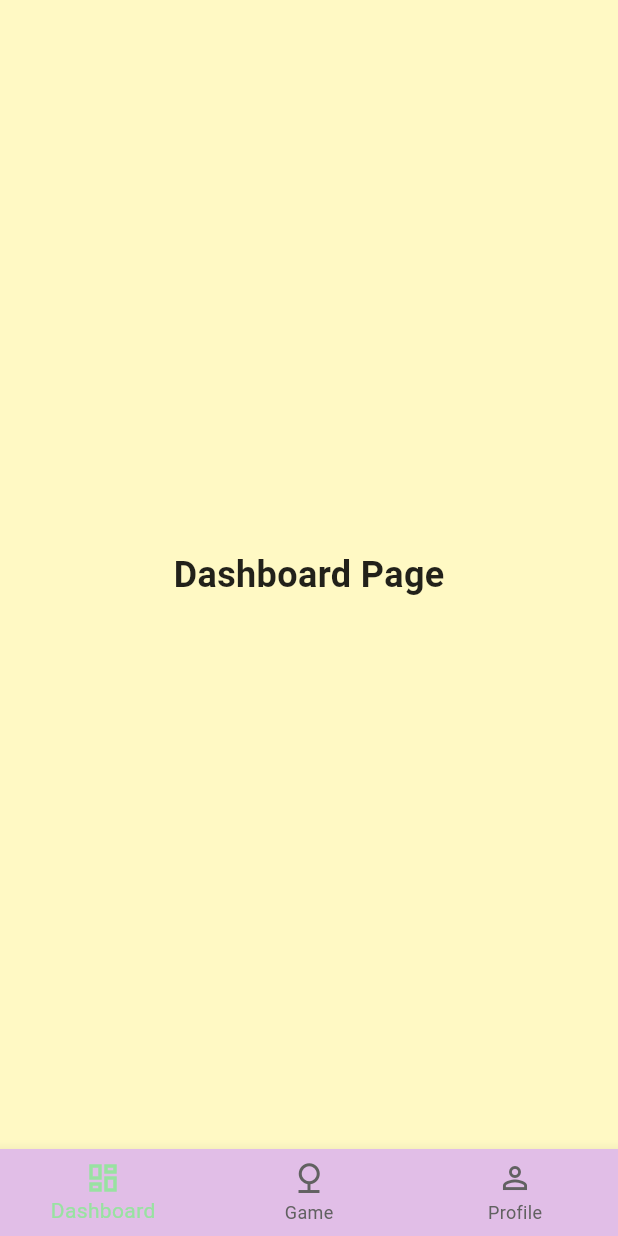
After one commit to maureensanchez99/Geaux-Hack-2025, a Flutter app: the LandingPage screen opened directly, after a tap on "Enter Game", on a phone screen of 412 x 824 dp. The commit adds this screen. Run offline on Flutter 3.47's test engine with Material 3 defaults, Android fonts, the phone set to English and light mode, and no system bars; our stand-ins replace flutter_svg; missing offline and left inert: nfc_manager; Roboto replaces fonts that are missing (Poppins).

Commit message:
added nav bar

```diff
--- /dev/null
+++ b/naturequest/lib/pages/dashboard.dart
@@ -0,0 +1,15 @@
+import 'package:flutter/material.dart';
+
+class DashboardPage extends StatelessWidget {
+  const DashboardPage({super.key});
+
+  @override
+  Widget build(BuildContext context) {
+    return const Center(
+      child: Text(
+        'Dashboard Page',
+        style: TextStyle(fontSize: 24, fontWeight: FontWeight.bold),
+      ),
+    );
+  }
+}
--- /dev/null
+++ b/naturequest/lib/pages/game.dart
@@ -0,0 +1,15 @@
+import 'package:flutter/material.dart';
+
+class GamePage extends StatelessWidget {
+  const GamePage({super.key});
+
+  @override
+  Widget build(BuildContext context) {
+    return const Center(
+      child: Text(
+        'Game Page',
+        style: TextStyle(fontSize: 24, fontWeight: FontWeight.bold),
+      ),
+    );
+  }
+}
--- a/naturequest/lib/pages/landing.dart
+++ b/naturequest/lib/pages/landing.dart
@@ -2,6 +2,7 @@ import 'package:flutter/material.dart';
 import 'package:flutter_svg/flutter_svg.dart';
 import '/../main.dart';
 import 'test.dart';
+import 'mainNavigation.dart';
 
 class LandingPage extends StatelessWidget {
   const LandingPage({super.key});
@@ -62,6 +63,24 @@ class LandingPage extends StatelessWidget {
                 style: TextStyle(fontSize: 22),
               ),
             ),
+                        const SizedBox(height: 20),
+            ElevatedButton(
+              onPressed: ()
+              {
+                Navigator.push
+                (
+                context,
+                MaterialPageRoute(builder: (context) => const MainNavigation())
+                );
+              },
+              style: ElevatedButton.styleFrom(
+                padding: const EdgeInsets.symmetric(horizontal: 60, vertical: 20),
+              ),
+              child: const Text(
+                'Enter Game',
+                style: TextStyle(fontSize: 22),
+              ),
+            ),
           ],
         ),
       ),
--- /dev/null
+++ b/naturequest/lib/pages/mainNavigation.dart
@@ -0,0 +1,59 @@
+import 'package:flutter/material.dart';
+import 'dashboard.dart';
+import 'game.dart';
+import 'profile.dart';
+import '../main.dart';
+
+class MainNavigation extends StatefulWidget {
+  const MainNavigation({super.key});
+
+  @override
+  State<MainNavigation> createState() => _MainNavigationState();
+}
+
+class _MainNavigationState extends State<MainNavigation> {
+  int _selectedIndex = 0;
+
+  final List<Widget> _pages = const [
+    DashboardPage(),
+    GamePage(),
+    ProfilePage(),
+  ];
+
+  void _onItemTapped(int index) {
+    setState(() {
+      _selectedIndex = index;
+    });
+  }
+
+  @override
+  Widget build(BuildContext context) {
+    return Scaffold(
+      backgroundColor: NatureQuestApp.softSunYellow,
+      body: _pages[_selectedIndex],
+
+      bottomNavigationBar: BottomNavigationBar(
+        backgroundColor: NatureQuestApp.softLavender,
+        selectedItemColor: NatureQuestApp.softMintGreen,
+        unselectedItemColor: Colors.grey.shade700,
+        currentIndex: _selectedIndex,
+        onTap: _onItemTapped,
+        type: BottomNavigationBarType.fixed,
+        items: const [
+          BottomNavigationBarItem(
+            icon: Icon(Icons.dashboard_outlined),
+            label: 'Dashboard',
+          ),
+          BottomNavigationBarItem(
+            icon: Icon(Icons.nature_outlined),
+            label: 'Game',
+          ),
+          BottomNavigationBarItem(
+            icon: Icon(Icons.person_outline),
+            label: 'Profile',
+          ),
+        ],
+      ),
+    );
+  }
+}
--- /dev/null
+++ b/naturequest/lib/pages/profile.dart
@@ -0,0 +1,15 @@
+import 'package:flutter/material.dart';
+
+class ProfilePage extends StatelessWidget {
+  const ProfilePage({super.key});
+
+  @override
+  Widget build(BuildContext context) {
+    return const Center(
+      child: Text(
+        'Profile Page',
+        style: TextStyle(fontSize: 24, fontWeight: FontWeight.bold),
+      ),
+    );
+  }
+}
```
